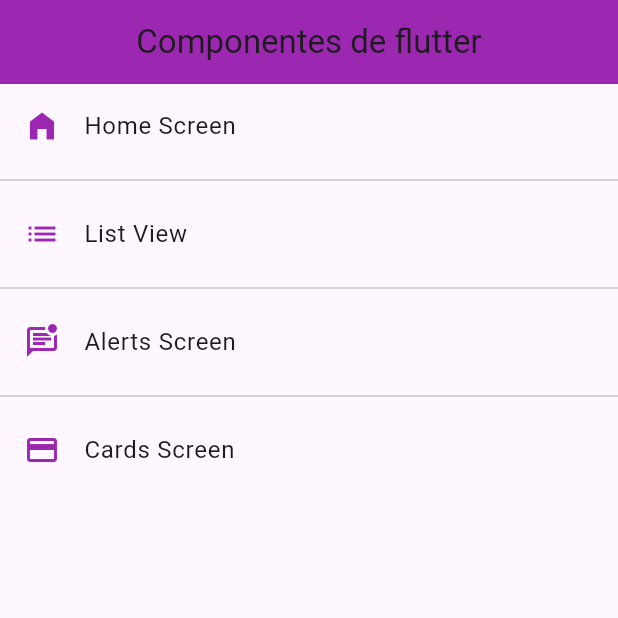
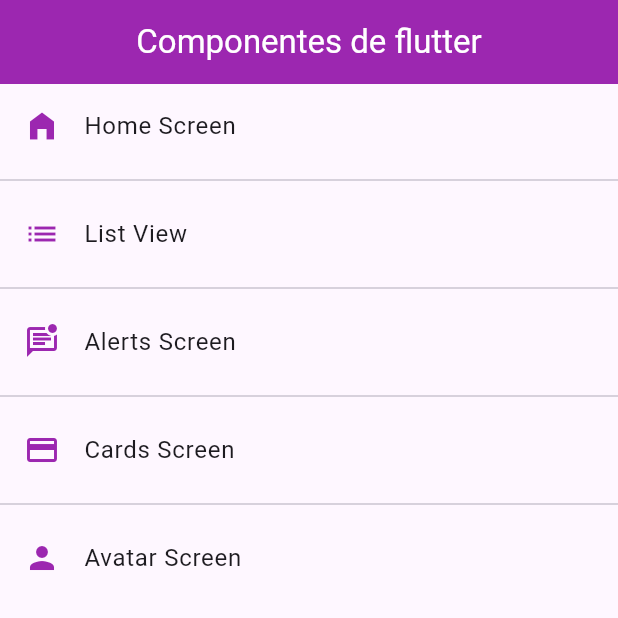
Before and after one commit to Chafardet-1800/Flutter-Components, a Flutter app: the screen it shows after launch, on a phone screen of 412 x 824 dp, the top half of it. Run offline on Flutter 3.47's test engine with Material 3 defaults, Android fonts, the phone set to English and light mode, and no system bars.

```diff
--- a/lib/router/app_routes.dart
+++ b/lib/router/app_routes.dart
@@ -1,6 +1,6 @@
 import 'package:flutter/material.dart';
+
 import 'package:flutter_components_test/models/models.dart';
-
 import 'package:flutter_components_test/screens/screens.dart';
 
 class AppRoutes {
@@ -12,6 +12,7 @@ class AppRoutes {
     MenuOption(route: '/listView', name: 'List View', screen: const ListviewScreen(), icon: Icons.list),
     MenuOption(route: '/alert', name: 'Alerts Screen', screen: const AlertScreen(), icon: Icons.mark_unread_chat_alt_outlined),
     MenuOption(route: '/cards', name: 'Cards Screen', screen: const CardScreen(), icon: Icons.credit_card),
+    MenuOption(route: '/avatar', name: 'Avatar Screen', screen: const AvatarScreen(), icon: Icons.person),
   ];
 
   static Map<String, Widget Function(BuildContext)> getAppRoutes() {
--- a/lib/screens/screens.dart
+++ b/lib/screens/screens.dart
@@ -1,5 +1,6 @@
 export 'package:flutter_components_test/screens/alert_screen.dart';
+export 'package:flutter_components_test/screens/avatar_screen.dart';
 export 'package:flutter_components_test/screens/card_screen.dart';
+export 'package:flutter_components_test/screens/home_screen.dart';
 export 'package:flutter_components_test/screens/listview_base_screen.dart';
 export 'package:flutter_components_test/screens/listview_screen.dart';
-export 'package:flutter_components_test/screens/home_screen.dart';
--- a/lib/theme/app_theme.dart
+++ b/lib/theme/app_theme.dart
@@ -11,7 +11,9 @@ class AppTheme {
 
     // Appbar theme
     appBarTheme: const AppBarTheme(
-      color: primary
+      color: primary,
+      foregroundColor: Colors.white,
+      centerTitle: true,
     ),
 
     textButtonTheme: TextButtonThemeData(
```
Also changed, not shown: lib/screens/avatar_screen.dart (added, +18 -0 lines).
